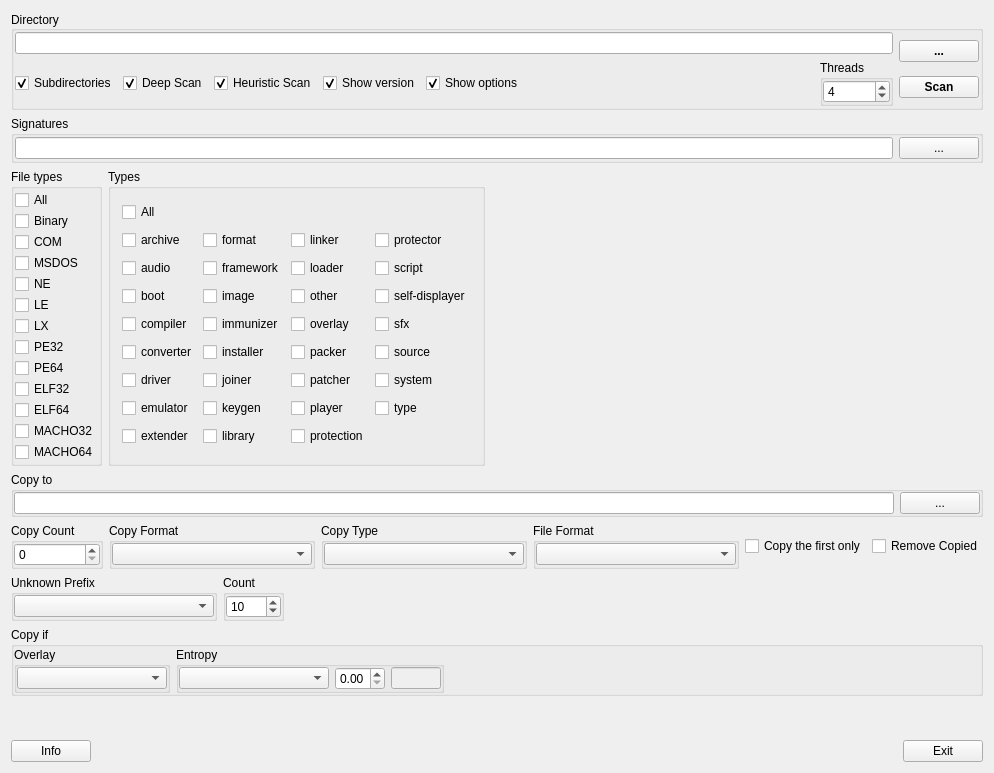
First picture: the form in gui_source/guimainwindow.ui, repository horsicq/DIE-sort, before the edit.
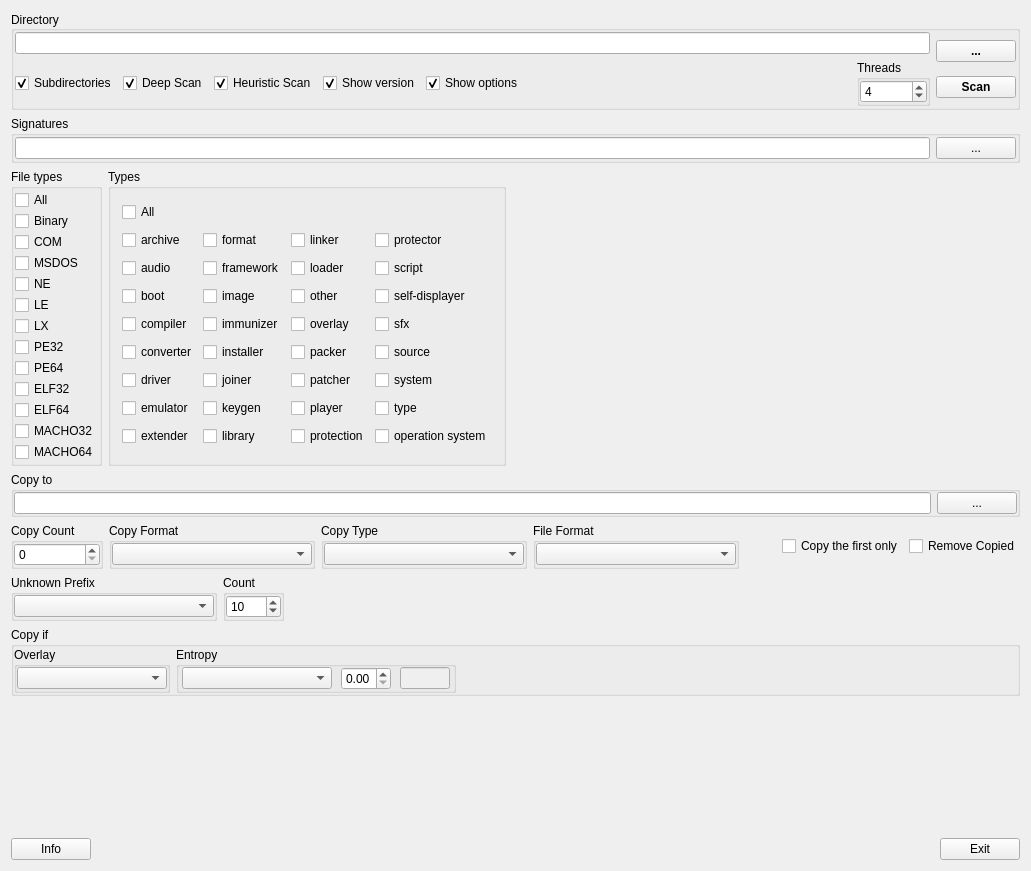
Second picture: the form after the edit.

```diff
--- a/gui_source/guimainwindow.ui
+++ b/gui_source/guimainwindow.ui
@@ -6,8 +6,8 @@
    <rect>
     <x>0</x>
     <y>0</y>
-    <width>943</width>
-    <height>773</height>
+    <width>1031</width>
+    <height>871</height>
    </rect>
   </property>
   <property name="windowTitle">
@@ -560,6 +560,13 @@
            </property>
           </widget>
          </item>
+         <item row="8" column="3">
+          <widget class="QCheckBox" name="checkBox_operation_system">
+           <property name="text">
+            <string>operation system</string>
+           </property>
+          </widget>
+         </item>
         </layout>
        </widget>
       </item>
```
